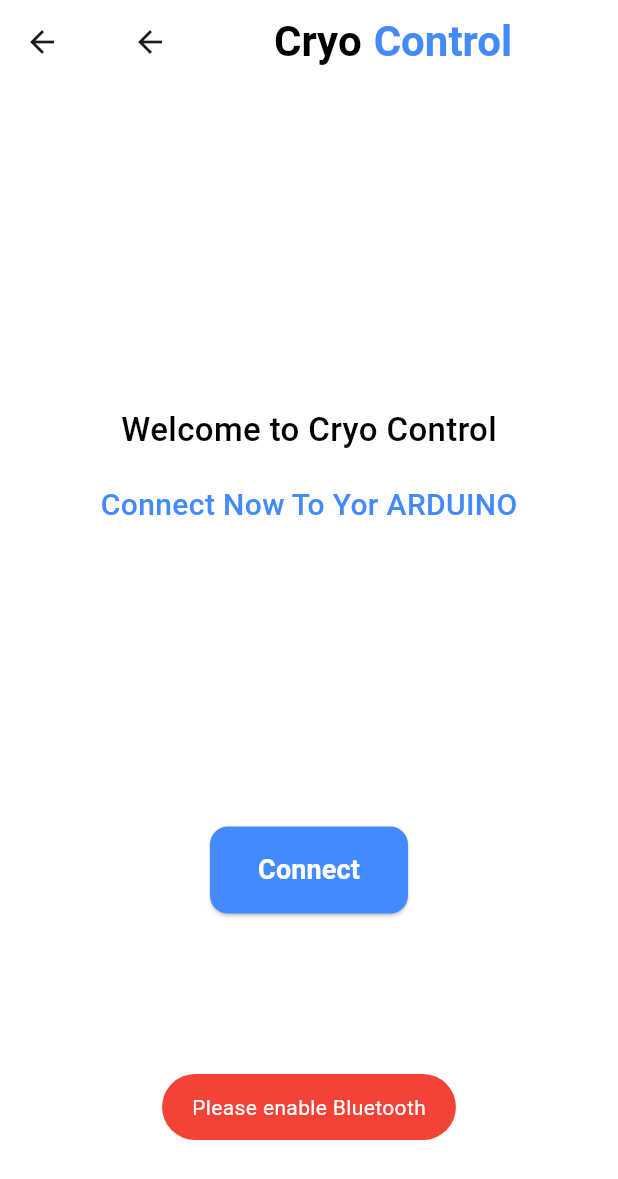
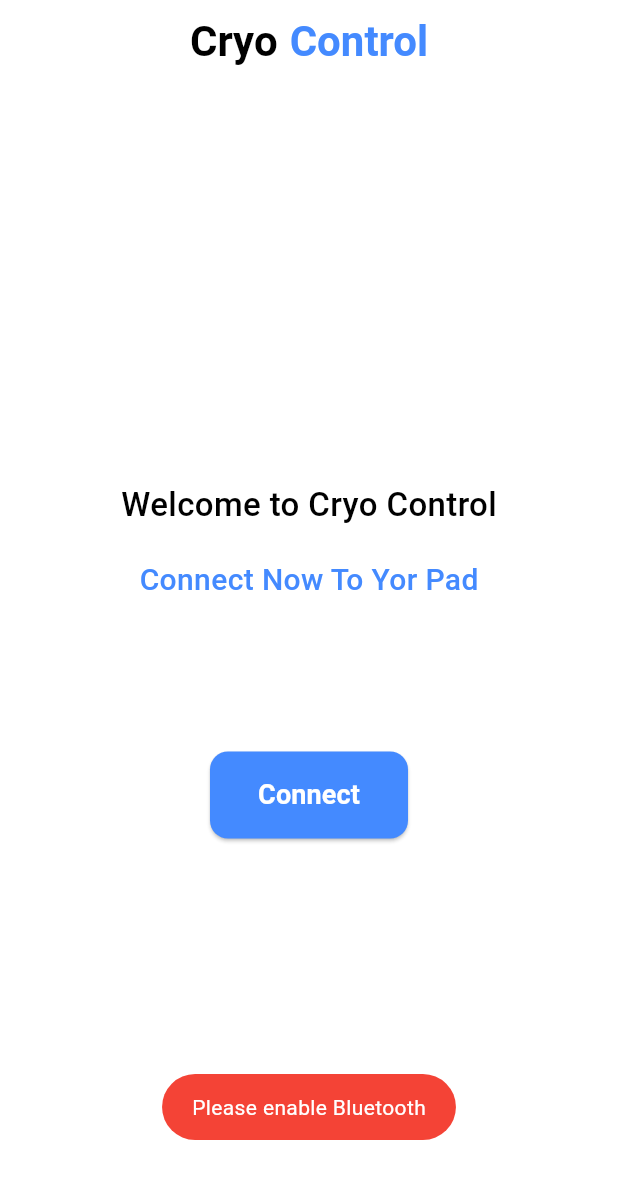
Before and after one commit to Ahmed-Abdelghany-11/Cryo_Control, a Flutter app: the ConnectScreen screen opened directly, on a phone screen of 412 x 824 dp. Shown: the top 1179 px of the screen. Run offline on Flutter 3.47's test engine with Material 3 defaults, Android fonts, the phone set to English and light mode, and no system bars; our stand-ins replace fl_chart, flutter_bloc, fluttertoast, permission_handler, sleek_circular_slider.

Commit message:
feat: implement disconnect button and navigation
Adds a disconnect button to the settings screen and navigates the user back to the connection screen upon disconnection.
- Implements the disconnect button in `SettingsScreen`.
- Navigates to `ConnectScreen` after a successful disconnect.
- Modifies `GraphScreen` to set a minimum y-axis value of 0 and changes text color to black for titles.
- Updates the initial screen in `main.dart` to `ConnectScreen`.
- Changes the text in `ConnectScreen` to "Connect Now To Yor Pad" and reduces the vertical space.

```diff
--- a/lib/features/graph/presentation/view/graph_screen.dart
+++ b/lib/features/graph/presentation/view/graph_screen.dart
@@ -20,6 +20,7 @@ class GraphScreen extends StatelessWidget {
                     )
                     : LineChart(
                       LineChartData(
+                        minY: 0,
                         gridData: FlGridData(show: true),
                         titlesData: FlTitlesData(
                           leftTitles: AxisTitles(
@@ -29,7 +30,7 @@ class GraphScreen extends StatelessWidget {
                               getTitlesWidget:
                                   (value, meta) => Text(
                                     value.toStringAsFixed(1),
-                                    style: TextStyle(color: Colors.white),
+                                    style: TextStyle(color: Colors.black),
                                   ),
                             ),
                           ),
@@ -39,7 +40,7 @@ class GraphScreen extends StatelessWidget {
                               getTitlesWidget:
                                   (value, meta) => Text(
                                     value.toInt().toString(),
-                                    style: TextStyle(color: Colors.white),
+                                    style: TextStyle(color: Colors.black),
                                   ),
                             ),
                           ),
--- a/lib/features/home/presentation/view/screen/connect_screen.dart
+++ b/lib/features/home/presentation/view/screen/connect_screen.dart
@@ -132,7 +132,7 @@ class _ConnectScreenState extends State<ConnectScreen> {
                       ),
                       const SizedBox(height: 20),
                       Text(
-                        "Connect Now To Yor ARDUINO",
+                        "Connect Now To Yor Pad",
                         textAlign: TextAlign.start,
                         style: TextStyle(
                           fontSize: 20,
@@ -140,7 +140,7 @@ class _ConnectScreenState extends State<ConnectScreen> {
                           fontWeight: FontWeight.w500,
                         ),
                       ),
-                      const SizedBox(height: 200),
+                      const SizedBox(height: 100),
                       ElevatedButton(
                         onPressed: _connectToDevice,
                         style: ElevatedButton.styleFrom(
--- a/lib/features/home/presentation/view/screen/home_screen.dart
+++ b/lib/features/home/presentation/view/screen/home_screen.dart
@@ -1,7 +1,6 @@
 import 'package:cryo_control/features/home/presentation/view/widgets/main_app_bar.dart';
 import 'package:flutter/material.dart';
 import 'package:flutter_bloc/flutter_bloc.dart';
-import 'package:fluttertoast/fluttertoast.dart';
 
 import '../../../../../core/utils/bluetooth_service.dart';
 import '../../../../control/presentation/managers/control_cubit.dart';
--- a/lib/main.dart
+++ b/lib/main.dart
@@ -5,19 +5,18 @@ import 'package:flutter/material.dart';
 import 'core/utils/bluetooth_service.dart';
 
 void main() {
-  runApp(MyApp());
+  runApp(const MyApp());
 }
 
 class MyApp extends StatelessWidget {
-  final BluetoothService bluetoothService = BluetoothService();
-  MyApp({super.key});
+  const MyApp({super.key});
 
   @override
   Widget build(BuildContext context) {
     return MaterialApp(
       title: 'Cryo Control',
       debugShowCheckedModeBanner: false,
-      home: HomeScreen(bluetoothService: bluetoothService),
+      home: const ConnectScreen(),
     );
   }
 }
```
Also changed, not shown: lib/features/settings/presentation/view/settings_screen.dart (+11 -10 lines).
